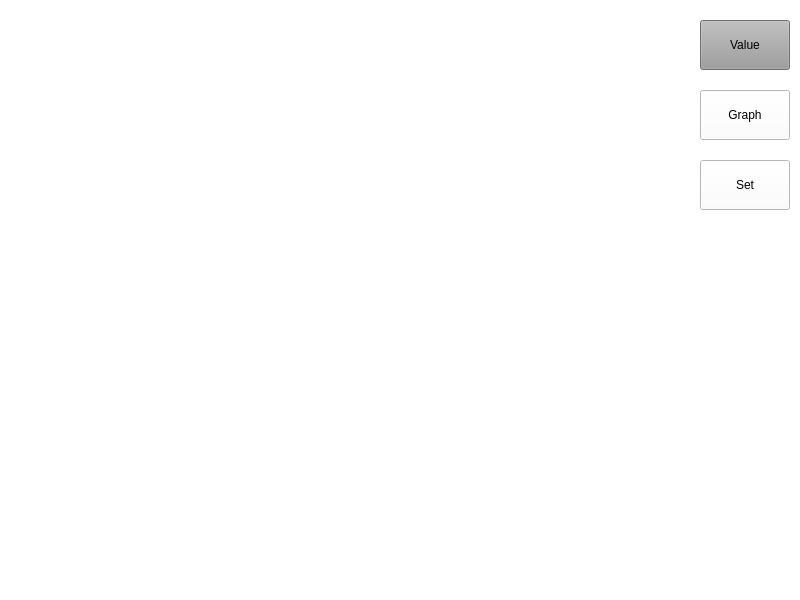
Old version of the form candle.ui in the repository kimnanhee/NH-candle.
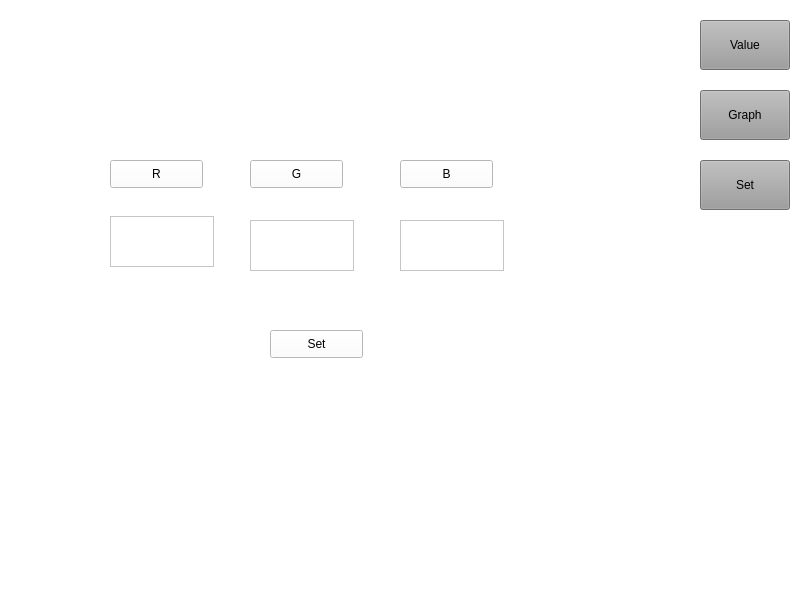
New version of the form. The open tabs and pages were chosen to show the change.

```diff
--- a/candle.ui
+++ b/candle.ui
@@ -44,7 +44,8 @@
      </rect>
     </property>
     <property name="styleSheet">
-     <string notr="true">font: 75 12pt &quot;Arial&quot;;</string>
+     <string notr="true">font: 75 12pt &quot;Arial&quot;;
+background-color: rgb(156, 156, 156);</string>
     </property>
     <property name="text">
      <string>Graph</string>
@@ -60,7 +61,8 @@
      </rect>
     </property>
     <property name="styleSheet">
-     <string notr="true">font: 75 12pt &quot;Arial&quot;;</string>
+     <string notr="true">font: 75 12pt &quot;Arial&quot;;
+background-color: rgb(156, 156, 156);</string>
     </property>
     <property name="text">
      <string>Set</string>
@@ -115,7 +117,90 @@
       </property>
      </widget>
     </widget>
-    <widget class="QWidget" name="page"/>
+    <widget class="QWidget" name="page">
+     <widget class="QTextEdit" name="textEdit">
+      <property name="geometry">
+       <rect>
+        <x>90</x>
+        <y>196</y>
+        <width>104</width>
+        <height>51</height>
+       </rect>
+      </property>
+     </widget>
+     <widget class="QTextEdit" name="textEdit_2">
+      <property name="geometry">
+       <rect>
+        <x>230</x>
+        <y>200</y>
+        <width>104</width>
+        <height>51</height>
+       </rect>
+      </property>
+     </widget>
+     <widget class="QTextEdit" name="textEdit_3">
+      <property name="geometry">
+       <rect>
+        <x>380</x>
+        <y>200</y>
+        <width>104</width>
+        <height>51</height>
+       </rect>
+      </property>
+     </widget>
+     <widget class="QPushButton" name="pushButton">
+      <property name="geometry">
+       <rect>
+        <x>250</x>
+        <y>310</y>
+        <width>93</width>
+        <height>28</height>
+       </rect>
+      </property>
+      <property name="text">
+       <string>Set</string>
+      </property>
+     </widget>
+     <widget class="QPushButton" name="pushButton_2">
+      <property name="geometry">
+       <rect>
+        <x>90</x>
+        <y>140</y>
+        <width>93</width>
+        <height>28</height>
+       </rect>
+      </property>
+      <property name="text">
+       <string>R</string>
+      </property>
+     </widget>
+     <widget class="QPushButton" name="pushButton_3">
+      <property name="geometry">
+       <rect>
+        <x>230</x>
+        <y>140</y>
+        <width>93</width>
+        <height>28</height>
+       </rect>
+      </property>
+      <property name="text">
+       <string>G</string>
+      </property>
+     </widget>
+     <widget class="QPushButton" name="pushButton_4">
+      <property name="geometry">
+       <rect>
+        <x>380</x>
+        <y>140</y>
+        <width>93</width>
+        <height>28</height>
+       </rect>
+      </property>
+      <property name="text">
+       <string>B</string>
+      </property>
+     </widget>
+    </widget>
     <widget class="QWidget" name="page_graph">
      <widget class="QGraphicsView" name="graphicsView">
       <property name="geometry">
```
Left out of the diff: 58 changed lines with no effect on the pictures.
